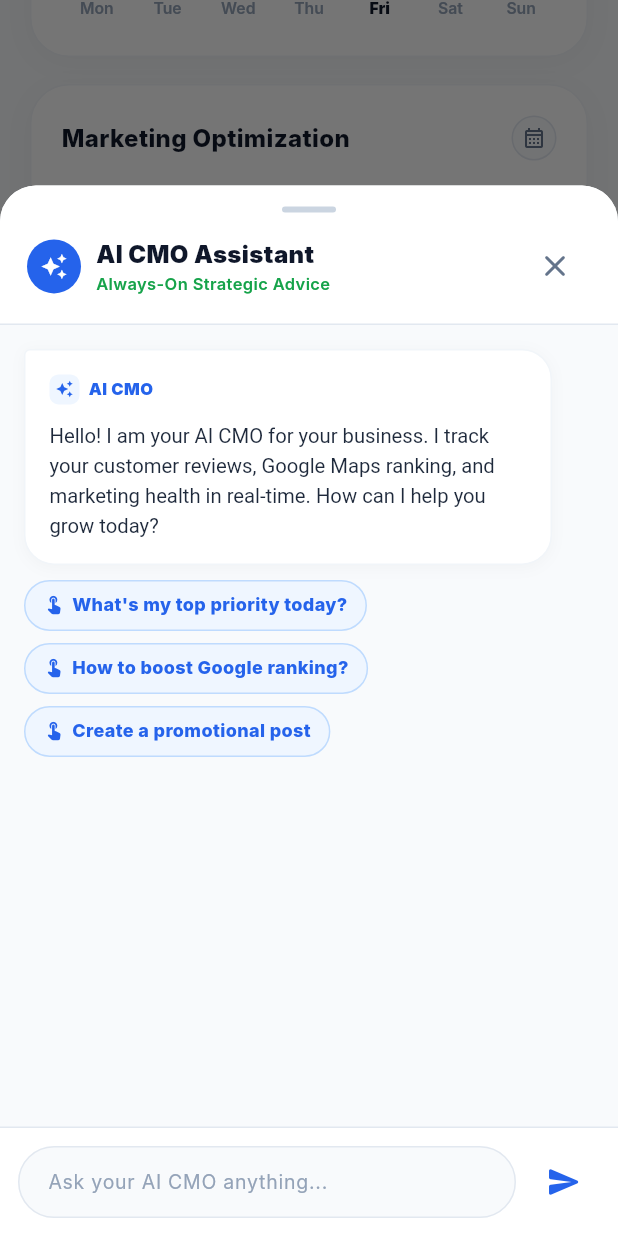
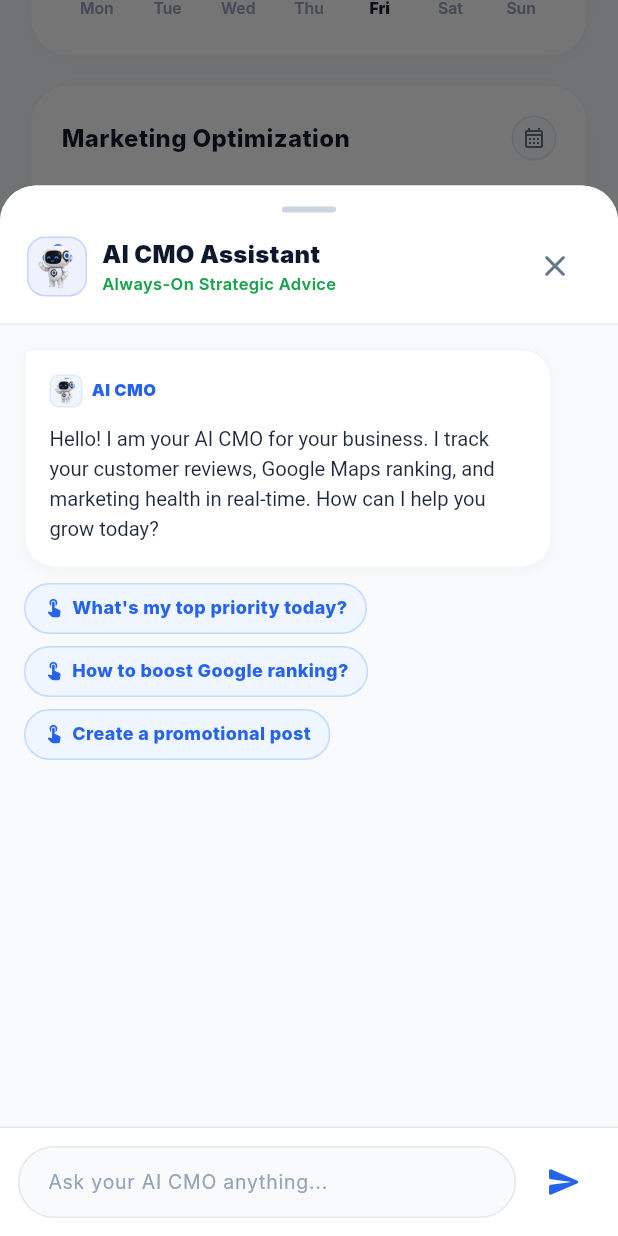
Before and after one commit to optigoai/optigo-ai, a Flutter app: the MainShell screen opened directly, scrolled down 576 dp, after a tap on "Ask AI CMO", on a phone screen of 412 x 824 dp. Run offline on Flutter 3.47's test engine with Material 3 defaults, Android fonts, the phone set to English and light mode, and no system bars; our stand-ins replace flutter_secure_storage; accounts and stored records are empty; Roboto replaces fonts that are missing (Inter).

Commit message:
feat(ui): integrate optigo-bot.png across Recommendations hero, Ask AI CMO buttons, and AI CMO Assistant chat, and fix 1.1px metric overflow

```diff
--- a/mobile/lib/presentation/main_shell.dart
+++ b/mobile/lib/presentation/main_shell.dart
@@ -71,7 +71,15 @@ class _MainShellState extends State<MainShell> {
         backgroundColor: const Color(0xFF0F172A),
         foregroundColor: Colors.white,
         elevation: 4,
-        icon: const Icon(Icons.auto_awesome, size: 16, color: Color(0xFF60A5FA)),
+        icon: ClipRRect(
+          borderRadius: BorderRadius.circular(6),
+          child: Image.asset(
+            'assets/images/optigo-bot.png',
+            width: 22,
+            height: 22,
+            fit: BoxFit.contain,
+          ),
+        ),
         label: const Text(
           'Ask AI CMO',
           style: TextStyle(fontSize: 12.5, fontWeight: FontWeight.w800, letterSpacing: 0.1),
--- a/mobile/lib/presentation/recommendations/recommendations_screen.dart
+++ b/mobile/lib/presentation/recommendations/recommendations_screen.dart
@@ -373,36 +373,33 @@ class _RecommendationsScreenState extends State<RecommendationsScreen> {
 
               // AI Mascot Avatar Graphic
               Container(
-                width: 72,
-                height: 72,
+                width: 76,
+                height: 76,
                 decoration: BoxDecoration(
                   gradient: const LinearGradient(
                     colors: [Color(0xFFEEF2FF), Color(0xFFE0E7FF)],
                     begin: Alignment.topLeft,
                     end: Alignment.bottomRight,
                   ),
-                  borderRadius: BorderRadius.circular(22),
+                  borderRadius: BorderRadius.circular(24),
                   border: Border.all(color: const Color(0xFFC7D2FE)),
+                  boxShadow: [
+                    BoxShadow(
+                      color: const Color(0xFF6366F1).withValues(alpha: 0.12),
+                      blurRadius: 10,
+                      offset: const Offset(0, 3),
                     ),
-                child: Stack(
-                  alignment: Alignment.center,
-                  children: [
-                    const Icon(Icons.smart_toy_rounded, size: 36, color: Color(0xFF4F46E5)),
-                    Positioned(
-                      bottom: 4,
-                      child: Container(
-                        padding: const EdgeInsets.symmetric(horizontal: 6, vertical: 1),
-                        decoration: BoxDecoration(
-                          color: const Color(0xFF4F46E5),
-                          borderRadius: BorderRadius.circular(6),
+                  ],
                 ),
-                        child: const Text(
-                          'AI',
-                          style: TextStyle(fontSize: 8, fontWeight: FontWeight.w900, color: Colors.white),
+                child: ClipRRect(
+                  borderRadius: BorderRadius.circular(24),
+                  child: Padding(
+                    padding: const EdgeInsets.all(4),
+                    child: Image.asset(
+                      'assets/images/optigo-bot.png',
+                      fit: BoxFit.contain,
                     ),
                   ),
-                    ),
-                  ],
                 ),
               ),
             ],
@@ -410,9 +407,9 @@ class _RecommendationsScreenState extends State<RecommendationsScreen> {
 
           const SizedBox(height: 18),
 
-          // Metrics Stats Row (Matching Reference)
+          // Metrics Stats Row (Fixed overflow with compact flexible padding)
           Container(
-            padding: const EdgeInsets.symmetric(horizontal: 14, vertical: 12),
+            padding: const EdgeInsets.symmetric(horizontal: 8, vertical: 12),
             decoration: BoxDecoration(
               color: const Color(0xFFF8FAFC),
               borderRadius: BorderRadius.circular(16),
@@ -427,7 +424,7 @@ class _RecommendationsScreenState extends State<RecommendationsScreen> {
                   value: '$total',
                   label: 'Total Actions',
                 ),
-                Container(width: 1, height: 28, color: const Color(0xFFE2E8F0)),
+                Container(width: 1, height: 26, color: const Color(0xFFE2E8F0)),
                 _buildMetricItem(
                   icon: Icons.error_outline_rounded,
                   iconColor: const Color(0xFFEF4444),
@@ -435,7 +432,7 @@ class _RecommendationsScreenState extends State<RecommendationsScreen> {
                   value: '$needAttention',
                   label: 'Need Attention',
                 ),
-                Container(width: 1, height: 28, color: const Color(0xFFE2E8F0)),
+                Container(width: 1, height: 26, color: const Color(0xFFE2E8F0)),
                 _buildMetricItem(
                   icon: Icons.check_circle_outline_rounded,
                   iconColor: const Color(0xFF10B981),
@@ -463,23 +460,24 @@ class _RecommendationsScreenState extends State<RecommendationsScreen> {
         mainAxisAlignment: MainAxisAlignment.center,
         children: [
           Container(
-            width: 32,
-            height: 32,
+            width: 28,
+            height: 28,
             decoration: BoxDecoration(
               color: iconBg,
               shape: BoxShape.circle,
             ),
-            child: Icon(icon, color: iconColor, size: 16),
+            child: Icon(icon, color: iconColor, size: 14),
           ),
-          const SizedBox(width: 8),
-          Column(
+          const SizedBox(width: 6),
+          Flexible(
+            child: Column(
               crossAxisAlignment: CrossAxisAlignment.start,
               mainAxisSize: MainAxisSize.min,
               children: [
                 Text(
                   value,
                   style: const TextStyle(
-                  fontSize: 15,
+                    fontSize: 14,
                     fontWeight: FontWeight.w900,
                     color: Color(0xFF0F172A),
                     height: 1.1,
@@ -487,13 +485,16 @@ class _RecommendationsScreenState extends State<RecommendationsScreen> {
                 ),
                 Text(
                   label,
+                  maxLines: 1,
+                  overflow: TextOverflow.ellipsis,
                   style: const TextStyle(
-                  fontSize: 9.5,
-                  fontWeight: FontWeight.w600,
+                    fontSize: 9,
+                    fontWeight: FontWeight.w700,
                     color: Color(0xFF64748B),
                   ),
                 ),
               ],
+            ),
           ),
         ],
       ),
@@ -836,13 +837,20 @@ class _RecommendationsScreenState extends State<RecommendationsScreen> {
       child: Row(
         children: [
           Container(
-            width: 42,
-            height: 42,
-            decoration: const BoxDecoration(
-              color: Color(0xFFEDE9FE),
-              shape: BoxShape.circle,
+            width: 44,
+            height: 44,
+            decoration: BoxDecoration(
+              color: const Color(0xFFEDE9FE),
+              borderRadius: BorderRadius.circular(14),
+              border: Border.all(color: const Color(0xFFC4B5FD)),
             ),
-            child: const Icon(Icons.chat_bubble_outline_rounded, color: Color(0xFF6D28D9), size: 20),
+            child: ClipRRect(
+              borderRadius: BorderRadius.circular(14),
+              child: Padding(
+                padding: const EdgeInsets.all(3),
+                child: Image.asset('assets/images/optigo-bot.png', fit: BoxFit.contain),
+              ),
+            ),
           ),
           const SizedBox(width: 12),
           Expanded(
--- a/mobile/lib/presentation/shared/cmo_chat_drawer.dart
+++ b/mobile/lib/presentation/shared/cmo_chat_drawer.dart
@@ -177,14 +177,19 @@ class _CmoChatDrawerState extends State<CmoChatDrawer> {
                 Row(
                   children: [
                     Container(
-                      width: 36,
-                      height: 36,
-                      decoration: const BoxDecoration(
-                        color: Color(0xFF2563EB),
-                        shape: BoxShape.circle,
+                      width: 40,
+                      height: 40,
+                      decoration: BoxDecoration(
+                        color: const Color(0xFFEEF2FF),
+                        borderRadius: BorderRadius.circular(12),
+                        border: Border.all(color: const Color(0xFFC7D2FE)),
                       ),
-                      child: const Center(
-                        child: Icon(Icons.auto_awesome, color: Colors.white, size: 18),
+                      child: ClipRRect(
+                        borderRadius: BorderRadius.circular(12),
+                        child: Padding(
+                          padding: const EdgeInsets.all(2),
+                          child: Image.asset('assets/images/optigo-bot.png', fit: BoxFit.contain),
+                        ),
                       ),
                     ),
                     const SizedBox(width: 10),
@@ -341,12 +346,17 @@ class _CmoChatDrawerState extends State<CmoChatDrawer> {
                     mainAxisSize: MainAxisSize.min,
                     children: [
                       Container(
-                        padding: const EdgeInsets.all(4),
+                        width: 22,
+                        height: 22,
                         decoration: BoxDecoration(
                           color: const Color(0xFFEFF6FF),
                           borderRadius: BorderRadius.circular(6),
+                          border: Border.all(color: const Color(0xFFDBEAFE)),
                         ),
-                        child: const Icon(Icons.auto_awesome, size: 12, color: Color(0xFF2563EB)),
+                        child: ClipRRect(
+                          borderRadius: BorderRadius.circular(6),
+                          child: Image.asset('assets/images/optigo-bot.png', fit: BoxFit.contain),
+                        ),
                       ),
                       const SizedBox(width: 6),
                       const Text(
```
Also changed, not shown: mobile/assets/images/optigo-bot.png (added). Lines whose indentation alone changed are shown as unchanged.
